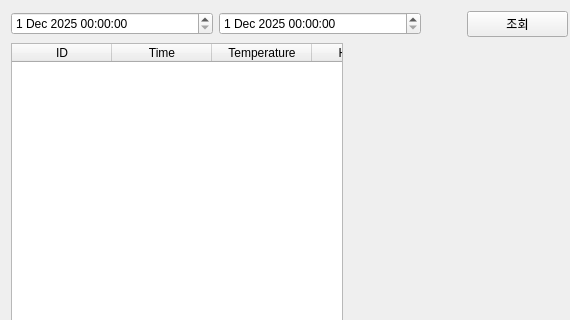
This is src/ess_server/qt/ESSMonitor/tab2env.ui in ryukb727/4th_proj_E.S.S.E.N.T.I.A.L as Qt 5 draws it before an edit; both pictures show x 0 to 570 and y 0 to 320 of the 686 by 456 pixel window. The edited form follows.
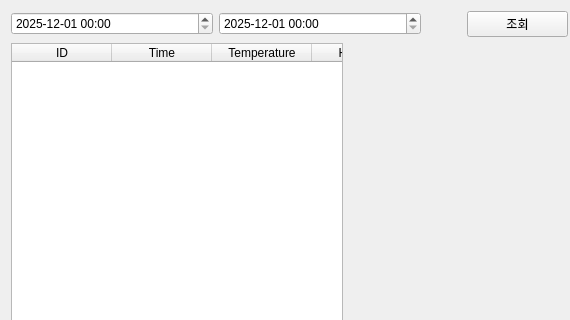
This is the edited form.

```diff
--- a/src/ess_server/qt/ESSMonitor/tab2env.ui
+++ b/src/ess_server/qt/ESSMonitor/tab2env.ui
@@ -20,6 +20,16 @@
       <layout class="QHBoxLayout" name="horizontalLayout" stretch="2,2,0,1,1">
        <item>
         <widget class="QDateTimeEdit" name="pDateTimeFrom">
+         <property name="dateTime">
+          <datetime>
+           <hour>0</hour>
+           <minute>0</minute>
+           <second>0</second>
+           <year>2025</year>
+           <month>12</month>
+           <day>1</day>
+          </datetime>
+         </property>
          <property name="minimumDate">
           <date>
            <year>2025</year>
@@ -27,6 +37,9 @@
            <day>1</day>
           </date>
          </property>
+         <property name="displayFormat">
+          <string notr="true">yyyy-MM-dd hh:mm</string>
+         </property>
         </widget>
        </item>
        <item>
@@ -38,6 +51,9 @@
            <day>1</day>
           </date>
          </property>
+         <property name="displayFormat">
+          <string notr="true">yyyy-MM-dd hh:mm</string>
+         </property>
         </widget>
        </item>
        <item>
```
